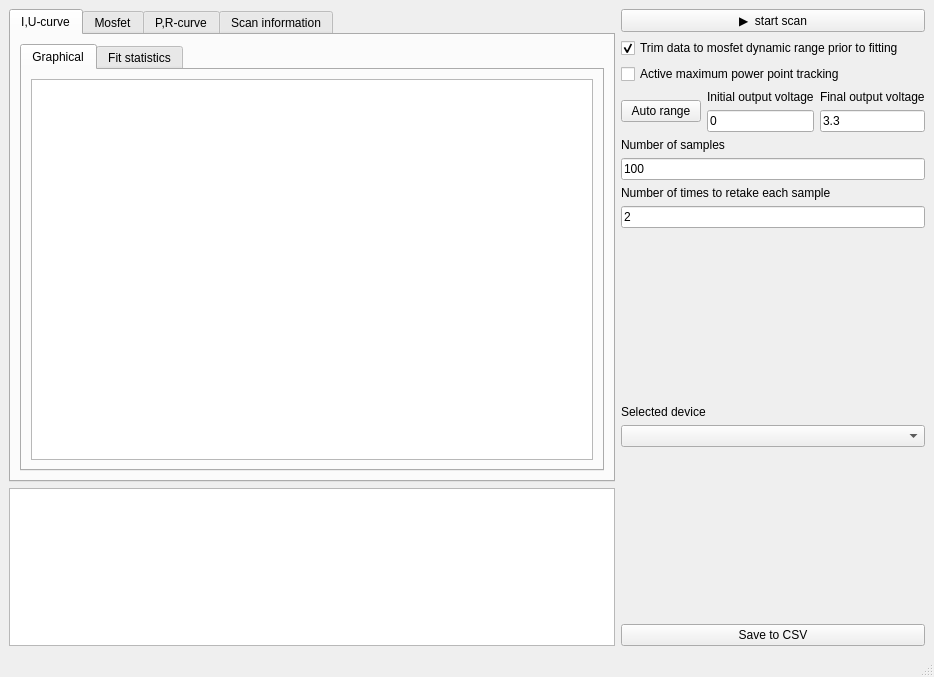
Old version of the form src/pythondaq/views/ui/solarcell.ui in the repository everydayanchovies/solar-cell-experiment-automatisation.
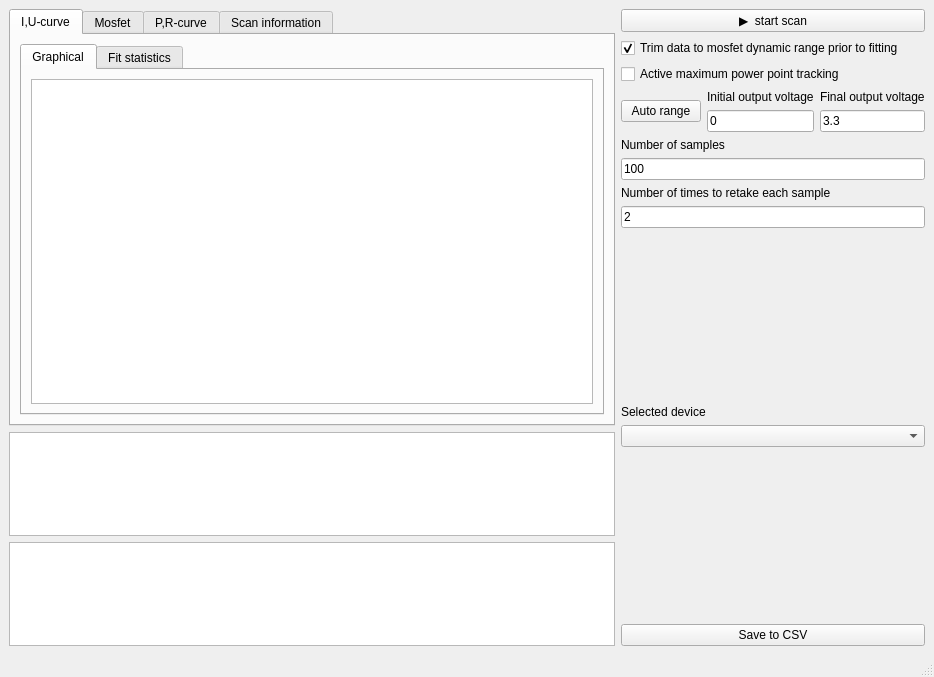
New version of the form. Custom widgets are drawn as their Qt base class.

Commit message: added t, r graph

Diff of the .ui file:
```diff
--- a/src/pythondaq/views/ui/solarcell.ui
+++ b/src/pythondaq/views/ui/solarcell.ui
@@ -18,7 +18,7 @@
     <item row="0" column="0">
      <layout class="QHBoxLayout" name="horizontalLayout" stretch="4,1">
       <item>
-       <layout class="QVBoxLayout" name="verticalLayout_5" stretch="3,1">
+       <layout class="QVBoxLayout" name="verticalLayout_5" stretch="4,1,1">
         <item>
          <widget class="QTabWidget" name="tabWidget">
           <property name="currentIndex">
@@ -90,6 +90,9 @@
           </widget>
          </widget>
         </item>
+        <item>
+         <widget class="PlotWidget" name="max_pow_r_pw"/>
+        </item>
         <item>
          <widget class="PlotWidget" name="max_pow_p_pw"/>
         </item>
```
The commit also changes 1 other file.
